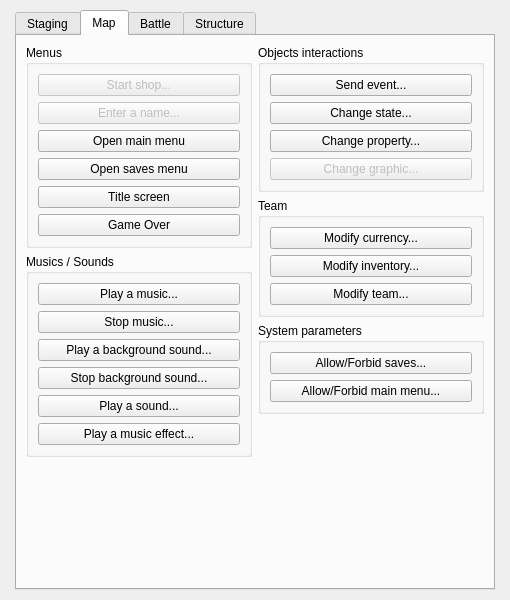
Old version of the form Editor/Dialogs/dialogcommands.ui in the repository RPG-Paper-Maker/RPG-Paper-Maker.
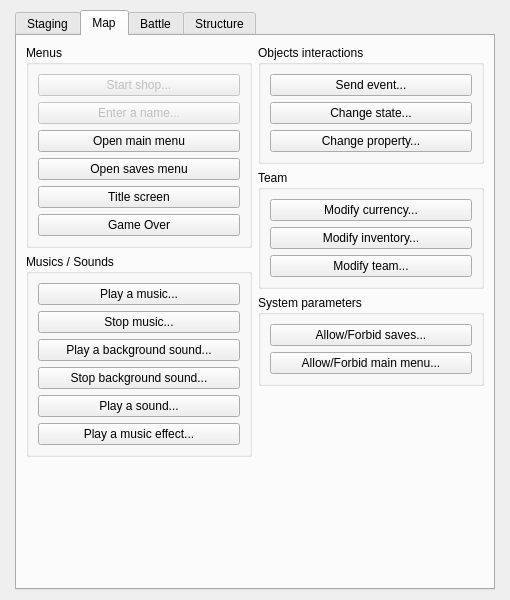
New version of the form. The open tabs and pages were chosen to show the change.

Commit message: Command move object: change graphics

Diff of the .ui file:
```diff
--- a/Editor/Dialogs/dialogcommands.ui
+++ b/Editor/Dialogs/dialogcommands.ui
@@ -542,16 +542,6 @@
                   </property>
                  </widget>
                 </item>
-                <item>
-                 <widget class="QPushButton" name="pushButtonChangeProperties_4">
-                  <property name="enabled">
-                   <bool>false</bool>
-                  </property>
-                  <property name="text">
-                   <string>Change graphic...</string>
-                  </property>
-                 </widget>
-                </item>
                </layout>
               </item>
              </layout>
```
The commit also changes 18 other files.
